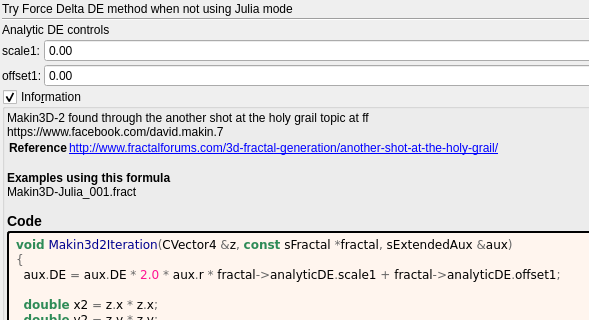
First picture: the form in mandelbulber2/formula/ui/makin3d2.ui, repository buddhi1980/mandelbulber2, before the edit; both pictures show x 0 to 589 and y 0 to 320 of the 745 by 472 pixel window.
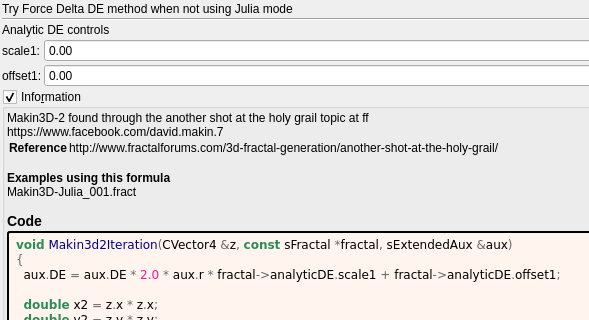
Second picture: the form after the edit. Custom widgets are drawn as their Qt base class.

Commit message:
docs: show fractalforums.com formula references as text
fractalforums.com is only partly online; fractalforums.org keeps a read-only
copy and the active forum. The formula information boxes now show
fractalforums.com references (and the wrapped lines that continue them) as
plain text. The links that remain are closed with </a>, which the generator
never wrote. The formula/ui files are regenerated with
tools/populate_ui_information.py.

Diff of the .ui file:
```diff
--- a/mandelbulber2/formula/ui/makin3d2.ui
+++ b/mandelbulber2/formula/ui/makin3d2.ui
@@ -158,7 +158,7 @@
        <widget class="QLabel" name="label_information_general">
         <property name="text">
          <string notr="true">&lt;p&gt;Makin3D-2 found through the another shot at the holy grail topic at ff&lt;br&gt;https://www.facebook.com/david.makin.7&lt;/p&gt;&lt;table&gt;
-&lt;tr&gt;&lt;th&gt;Reference&lt;/th&gt;&lt;td&gt;&lt;a href=&quot;http://www.fractalforums.com/3d-fractal-generation/another-shot-at-the-holy-grail/&quot;&gt;http://www.fractalforums.com/3d-fractal-generation/another-shot-at-the-holy-grail/&lt;br&gt;
+&lt;tr&gt;&lt;th&gt;Reference&lt;/th&gt;&lt;td&gt;http://www.fractalforums.com/3d-fractal-generation/another-shot-at-the-holy-grail/&lt;br&gt;
 &lt;/td&gt;&lt;/tr&gt;
 &lt;/table&gt;
 &lt;br&gt;&lt;b&gt;Examples using this formula&lt;/b&gt;&lt;br&gt;Makin3D-Julia_001.fract&lt;h3&gt;Code&lt;/h3&gt;</string>
```
The commit also changes 202 other files.
